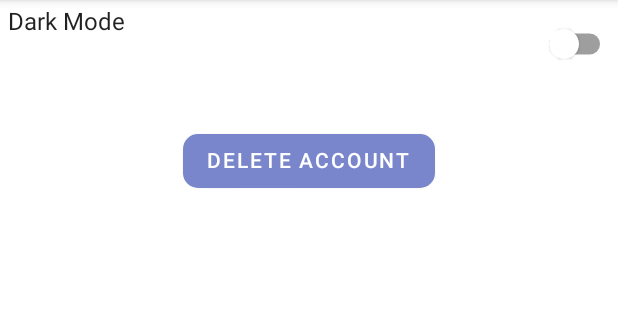
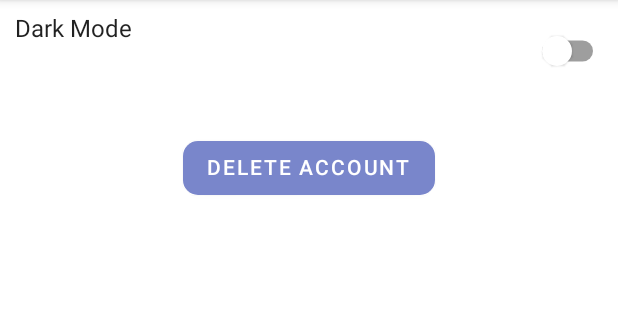
Before and after one commit to daviddvorszky/SBMA_ShakeIT, an Android app built with Jetpack Compose: the SettingsScreen screen opened through its navigation route, on a phone screen of 412 x 824 dp, the part 84-404 px from its top. Run offline under Robolectric (Android 15) with nearby library versions, the phone set to English and light mode, and no system bars; our stand-ins replace Firebase (no records; nobody signed in at launch, a user with empty details on screens opened directly), Room's generated code.

Commit message:
Tabs background fixed

```diff
--- a/app/src/main/java/org/sbma_shakeit/components/TabsView.kt
+++ b/app/src/main/java/org/sbma_shakeit/components/TabsView.kt
@@ -19,7 +19,7 @@ import androidx.compose.ui.unit.dp
 
 @Composable
 fun TabsView(selectedIndex: MutableState<Int>, headers: List<String>) {
-    TabRow(selectedTabIndex = selectedIndex.value, backgroundColor = Color.White) {
+    TabRow(selectedTabIndex = selectedIndex.value, backgroundColor = Color.Transparent) {
         headers.forEachIndexed { index, header ->
             val selected = selectedIndex.value == index
             Tab(
--- a/app/src/main/java/org/sbma_shakeit/screens/FriendListScreen.kt
+++ b/app/src/main/java/org/sbma_shakeit/screens/FriendListScreen.kt
@@ -35,7 +35,7 @@ fun FriendListScreen(
     val list = listOf("Friends", "Requests")
 
     Column {
-        TabRow(selectedTabIndex = selectedIndex, backgroundColor = Color.White) {
+        TabRow(selectedTabIndex = selectedIndex, backgroundColor = Color.Transparent) {
             list.forEachIndexed { index, text ->
                 val selected = selectedIndex == index
                 Tab(
--- a/app/src/main/java/org/sbma_shakeit/screens/SettingsScreen.kt
+++ b/app/src/main/java/org/sbma_shakeit/screens/SettingsScreen.kt
@@ -21,7 +21,7 @@ fun SettingsScreen(
 ) {
     val userViewModel: UserViewModel = viewModel()
     var showAlert by remember { mutableStateOf(false) }
-    Column(Modifier.padding(5.dp)) {
+    Column(Modifier.padding(10.dp)) {
         if (showAlert) {
             MyAlert(
                 title = "Delete account",
```
